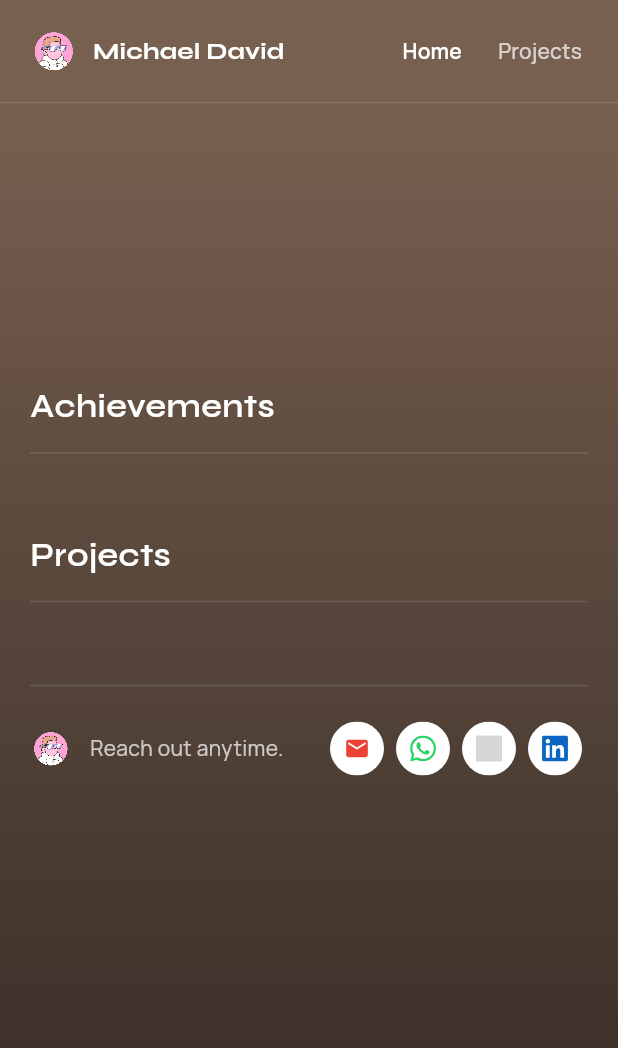
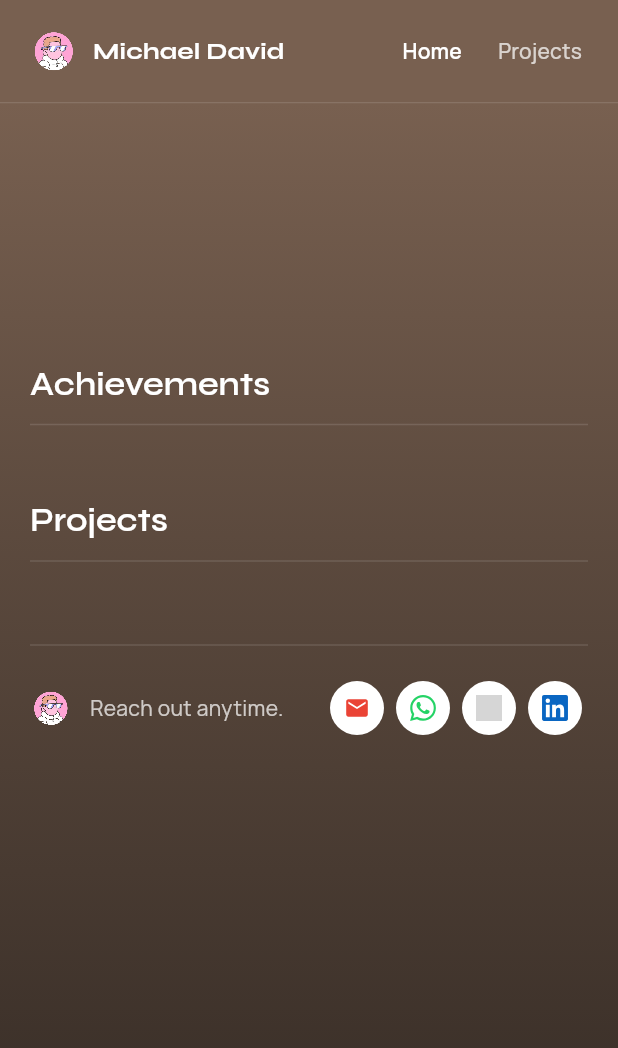
Before and after one commit to Davedon200/portfiolo, a Flutter app: the SectionPage screen opened directly with empty values, on a phone screen of 412 x 824 dp. Shown: the top 1048 px of the screen. Run offline on Flutter 3.47's test engine with Material 3 defaults, Android fonts, the phone set to English and light mode, and no system bars; our stand-ins replace flutter_svg, go_router, web; missing offline and left inert: dart:js_interop, dart:ui_web; grey boxes are pictures that could not be loaded.

Commit message:
Use bundled fonts instead of google_fonts at runtime.
Stops the load stall from missing Syne-Bold/Manrope-Regular lookups while runtime font fetching is disabled.

Co-authored-by: Cursor <cursoragent@cursor.com>

```diff
--- a/lib/app.dart
+++ b/lib/app.dart
@@ -1,5 +1,4 @@
 import 'package:flutter/material.dart';
-import 'package:google_fonts/google_fonts.dart';
 import 'package:michael_david/router/app_router.dart';
 import 'package:michael_david/theme/app_colors.dart';
 
@@ -12,6 +11,7 @@ class MichaelDavidApp extends StatelessWidget {
       useMaterial3: true,
       brightness: Brightness.dark,
       scaffoldBackgroundColor: AppColors.primary,
+      fontFamily: 'Manrope',
       colorScheme: ColorScheme.fromSeed(
         seedColor: AppColors.primary,
         brightness: Brightness.dark,
@@ -24,7 +24,7 @@ class MichaelDavidApp extends StatelessWidget {
       debugShowCheckedModeBanner: false,
       routerConfig: appRouter,
       theme: base.copyWith(
-        textTheme: GoogleFonts.manropeTextTheme(base.textTheme).apply(
+        textTheme: base.textTheme.apply(
           bodyColor: Colors.white,
           displayColor: Colors.white,
         ),
--- a/lib/main.dart
+++ b/lib/main.dart
@@ -1,10 +1,8 @@
 import 'package:flutter/material.dart';
 import 'package:flutter_web_plugins/url_strategy.dart';
-import 'package:google_fonts/google_fonts.dart';
 import 'package:michael_david/app.dart';
 
 void main() {
-  GoogleFonts.config.allowRuntimeFetching = false;
   usePathUrlStrategy();
   WidgetsFlutterBinding.ensureInitialized();
   runApp(const MichaelDavidApp());
--- a/lib/pages/section_page.dart
+++ b/lib/pages/section_page.dart
@@ -1,7 +1,7 @@
 import 'package:flutter/material.dart';
-import 'package:google_fonts/google_fonts.dart';
 import 'package:michael_david/config/site_config.dart';
 import 'package:michael_david/theme/app_colors.dart';
+import 'package:michael_david/theme/app_typography.dart';
 import 'package:michael_david/utils/open_external.dart';
 import 'package:michael_david/widgets/brand_logo.dart';
 import 'package:michael_david/widgets/site_header.dart';
@@ -46,20 +46,18 @@ class SectionPage extends StatelessWidget {
                   children: [
                     Text(
                       section.eyebrow,
-                      style: GoogleFonts.manrope(
+                      style: AppTypography.body(
                         fontSize: 12,
                         fontWeight: FontWeight.w700,
-                        letterSpacing: 2.2,
                         color: AppColors.accent,
-                      ),
+                      ).copyWith(letterSpacing: 2.2),
                     ),
                     const SizedBox(height: 10),
                     Text(
                       section.title,
-                      style: GoogleFonts.syne(
+                      style: AppTypography.display(
                         fontSize: wide ? 42 : 32,
-                        fontWeight: FontWeight.w700,
-                        letterSpacing: -0.5,
+                        color: Colors.white,
                       ),
                     ),
                     const SizedBox(height: 12),
@@ -77,9 +75,11 @@ class SectionPage extends StatelessWidget {
                     const SizedBox(height: 40),
                     Text(
                       'Achievements',
-                      style: GoogleFonts.syne(
+                      style: AppTypography.display(
                         fontSize: 22,
                         fontWeight: FontWeight.w600,
+                        color: Colors.white,
+                        letterSpacing: 0,
                       ),
                     ),
                     const SizedBox(height: 8),
@@ -95,12 +95,11 @@ class SectionPage extends StatelessWidget {
                               width: 56,
                               child: Text(
                                 a.year,
-                                style: GoogleFonts.manrope(
+                                style: AppTypography.body(
                                   fontSize: 12,
                                   fontWeight: FontWeight.w700,
-                                  letterSpacing: 1,
                                   color: AppColors.accent,
-                                ),
+                                ).copyWith(letterSpacing: 1),
                               ),
                             ),
                             Expanded(
@@ -132,9 +131,11 @@ class SectionPage extends StatelessWidget {
                     const SizedBox(height: 28),
                     Text(
                       'Projects',
-                      style: GoogleFonts.syne(
+                      style: AppTypography.display(
                         fontSize: 22,
                         fontWeight: FontWeight.w600,
+                        color: Colors.white,
+                        letterSpacing: 0,
                       ),
                     ),
                     const SizedBox(height: 8),
@@ -153,9 +154,11 @@ class SectionPage extends StatelessWidget {
                                   children: [
                                     Text(
                                       p.title,
-                                      style: GoogleFonts.syne(
+                                      style: AppTypography.display(
                                         fontSize: 18,
                                         fontWeight: FontWeight.w600,
+                                        color: Colors.white,
+                                        letterSpacing: 0,
                                       ),
                                     ),
                                     const SizedBox(height: 4),
@@ -172,12 +175,11 @@ class SectionPage extends StatelessWidget {
                               const SizedBox(width: 16),
                               Text(
                                 p.tag.toUpperCase(),
-                                style: GoogleFonts.manrope(
+                                style: AppTypography.body(
                                   fontSize: 11,
                                   fontWeight: FontWeight.w700,
-                                  letterSpacing: 1,
                                   color: AppColors.whiteMuted,
-                                ),
+                                ).copyWith(letterSpacing: 1),
                               ),
                             ],
                           ),
--- a/lib/theme/app_typography.dart
+++ b/lib/theme/app_typography.dart
@@ -1,7 +1,7 @@
 import 'package:flutter/material.dart';
-import 'package:google_fonts/google_fonts.dart';
 
 /// Shared typography — Syne for display, Manrope for body (matches home page).
+/// Uses families declared in pubspec.yaml.
 abstract class AppTypography {
   static TextStyle display({
     required double fontSize,
@@ -10,7 +10,8 @@ abstract class AppTypography {
     double letterSpacing = -0.5,
     double? height,
   }) {
-    return GoogleFonts.syne(
+    return TextStyle(
+      fontFamily: 'Syne',
       fontSize: fontSize,
       fontWeight: fontWeight,
       letterSpacing: letterSpacing,
@@ -25,7 +26,8 @@ abstract class AppTypography {
     FontWeight fontWeight = FontWeight.w400,
     double height = 1.55,
   }) {
-    return GoogleFonts.manrope(
+    return TextStyle(
+      fontFamily: 'Manrope',
       fontSize: fontSize,
       fontWeight: fontWeight,
       height: height,
@@ -38,7 +40,8 @@ abstract class AppTypography {
     double fontSize = 15,
     FontWeight fontWeight = FontWeight.w500,
   }) {
-    return GoogleFonts.syne(
+    return TextStyle(
+      fontFamily: 'Syne',
       fontSize: fontSize,
       fontWeight: fontWeight,
       color: color,
@@ -52,7 +55,8 @@ abstract class AppTypography {
     FontWeight fontWeight = FontWeight.w600,
     double letterSpacing = 3.2,
   }) {
-    return GoogleFonts.jetBrainsMono(
+    return TextStyle(
+      fontFamily: 'JetBrains Mono',
       fontSize: fontSize,
       fontWeight: fontWeight,
       letterSpacing: letterSpacing,
@@ -67,7 +71,8 @@ abstract class AppTypography {
     double letterSpacing = -2,
     double height = 0.9,
   }) {
-    return GoogleFonts.inter(
+    return TextStyle(
+      fontFamily: 'Inter',
       fontSize: fontSize,
       fontWeight: fontWeight,
       letterSpacing: letterSpacing,
@@ -83,7 +88,8 @@ abstract class AppTypography {
     FontWeight fontWeight = FontWeight.w400,
     double height = 1.65,
   }) {
-    return GoogleFonts.inter(
+    return TextStyle(
+      fontFamily: 'Inter',
       fontSize: fontSize,
       fontWeight: fontWeight,
       height: height,
--- a/lib/widgets/site_header.dart
+++ b/lib/widgets/site_header.dart
@@ -1,8 +1,8 @@
 import 'package:flutter/material.dart';
 import 'package:go_router/go_router.dart';
-import 'package:google_fonts/google_fonts.dart';
 import 'package:michael_david/config/site_config.dart';
 import 'package:michael_david/theme/app_colors.dart';
+import 'package:michael_david/theme/app_typography.dart';
 import 'package:michael_david/widgets/brand_logo.dart';
 
 class SiteHeader extends StatelessWidget {
@@ -35,7 +35,7 @@ class SiteHeader extends StatelessWidget {
                   const SizedBox(width: 10),
                   Text(
                     SiteConfig.name,
-                    style: GoogleFonts.syne(
+                    style: AppTypography.nav(
                       fontWeight: FontWeight.w700,
                       fontSize: 16,
                       color: Colors.white,
--- a/pubspec.yaml
+++ b/pubspec.yaml
@@ -16,7 +16,7 @@ publish_to: 'none' # Remove this line if you wish to publish to pub.dev
 # https://developer.apple.com/library/archive/documentation/General/Reference/InfoPlistKeyReference/Articles/CoreFoundationKeys.html
 # In Windows, build-name is used as the major, minor, and patch parts
 # of the product and file versions while build-number is used as the build suffix.
-version: 1.0.2+3
+version: 1.0.3+4
 
 environment:
   sdk: ^3.11.5
@@ -38,7 +38,6 @@ dependencies:
   cupertino_icons: ^1.0.8
   go_router: ^17.5.0
   url_launcher: ^6.3.2
-  google_fonts: ^8.2.1
   flutter_svg: ^2.3.0
   web: ^1.1.1
 
```
Also changed, not shown: pubspec.lock.
